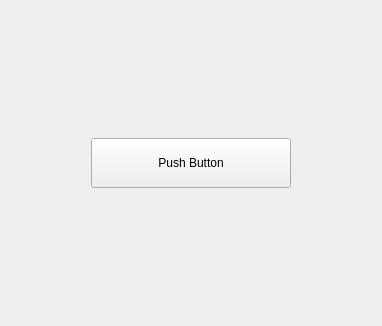
This is 43214.ui in houxq8888/software-editor as Qt 5 draws it before an edit. The edited form follows.
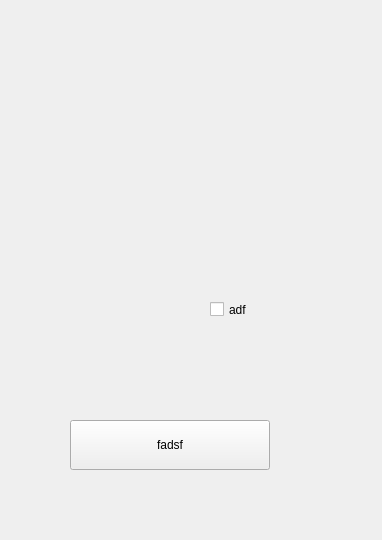
This is the edited form.

Diff of the .ui file:
```diff
--- a/43214.ui
+++ b/43214.ui
@@ -1,17 +1,40 @@
 <ui version="4.0">
   <widget class="QWidget" name="centralWidget">
+  <property name="geometry">
+   <rect>
+    <x>0</x>
+    <y>0</y>
+    <width>382</width>
+    <height>540</height>
+   </rect>
+  </property>
     <widget class="QPushButton" name="qpushbutton0">
       <property name="geometry">
         <rect>
-          <x>91</x>
-          <y>138</y>
+     <x>70</x>
+     <y>420</y>
           <width>200</width>
           <height>50</height>
         </rect>
       </property>
       <property name="text">
-        <string>Push Button</string>
-      </property>
-    </widget>
+    <string>fadsf</string>
+   </property>
+  </widget>
+  <widget class="QCheckBox" name="checkBox">
+   <property name="geometry">
+    <rect>
+     <x>210</x>
+     <y>300</y>
+     <width>80</width>
+     <height>19</height>
+    </rect>
+   </property>
+   <property name="text">
+    <string>adf</string>
+   </property>
   </widget>
+ </widget>
+ <resources/>
+ <connections/>
 </ui>
```
Left out of the diff: 2 changed lines with no effect on the pictures. Lines whose indentation alone changed are shown as unchanged.
